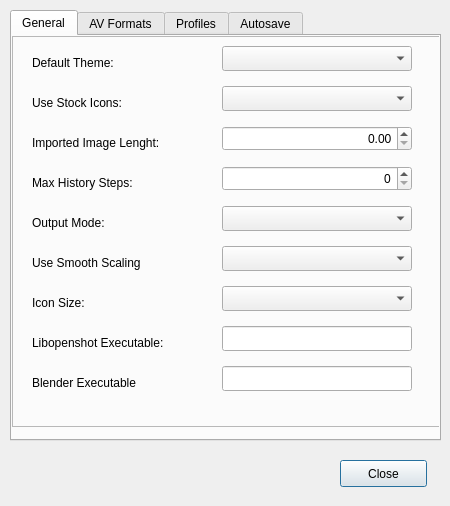
The window that src/windows/ui/preferences.ui (OpenShot/openshot-qt) describes before a commit, drawn with Qt 5.
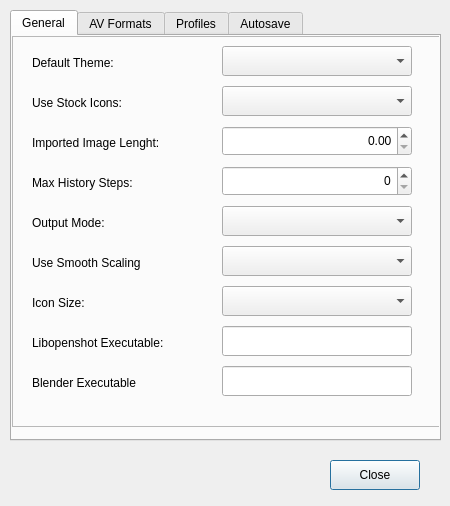
The same window after the commit. Icons and pictures are not drawn.

```diff
--- a/src/windows/ui/preferences.ui
+++ b/src/windows/ui/preferences.ui
@@ -23,10 +23,10 @@
   <widget class="QPushButton" name="btnclose">
    <property name="geometry">
     <rect>
-     <x>340</x>
+     <x>330</x>
      <y>460</y>
-     <width>87</width>
-     <height>27</height>
+     <width>90</width>
+     <height>30</height>
     </rect>
    </property>
    <property name="text">
@@ -83,7 +83,7 @@
         <x>210</x>
         <y>10</y>
         <width>190</width>
-        <height>25</height>
+        <height>30</height>
        </rect>
       </property>
      </widget>
@@ -93,7 +93,7 @@
         <x>210</x>
         <y>170</y>
         <width>190</width>
-        <height>25</height>
+        <height>30</height>
        </rect>
       </property>
      </widget>
@@ -103,7 +103,7 @@
         <x>210</x>
         <y>210</y>
         <width>190</width>
-        <height>25</height>
+        <height>30</height>
        </rect>
       </property>
      </widget>
@@ -113,7 +113,7 @@
         <x>210</x>
         <y>250</y>
         <width>190</width>
-        <height>25</height>
+        <height>30</height>
        </rect>
       </property>
      </widget>
@@ -123,7 +123,7 @@
         <x>210</x>
         <y>90</y>
         <width>190</width>
-        <height>25</height>
+        <height>30</height>
        </rect>
       </property>
       <property name="alignment">
@@ -136,7 +136,7 @@
         <x>210</x>
         <y>50</y>
         <width>190</width>
-        <height>25</height>
+        <height>30</height>
        </rect>
       </property>
      </widget>
@@ -146,7 +146,7 @@
         <x>210</x>
         <y>130</y>
         <width>190</width>
-        <height>25</height>
+        <height>30</height>
        </rect>
       </property>
       <property name="alignment">
@@ -159,7 +159,7 @@
         <x>210</x>
         <y>290</y>
         <width>190</width>
-        <height>25</height>
+        <height>30</height>
        </rect>
       </property>
      </widget>
@@ -169,7 +169,7 @@
         <x>210</x>
         <y>330</y>
         <width>190</width>
-        <height>25</height>
+        <height>30</height>
        </rect>
       </property>
      </widget>
```
Left out of the diff: 40 changed lines with no effect on the pictures.
